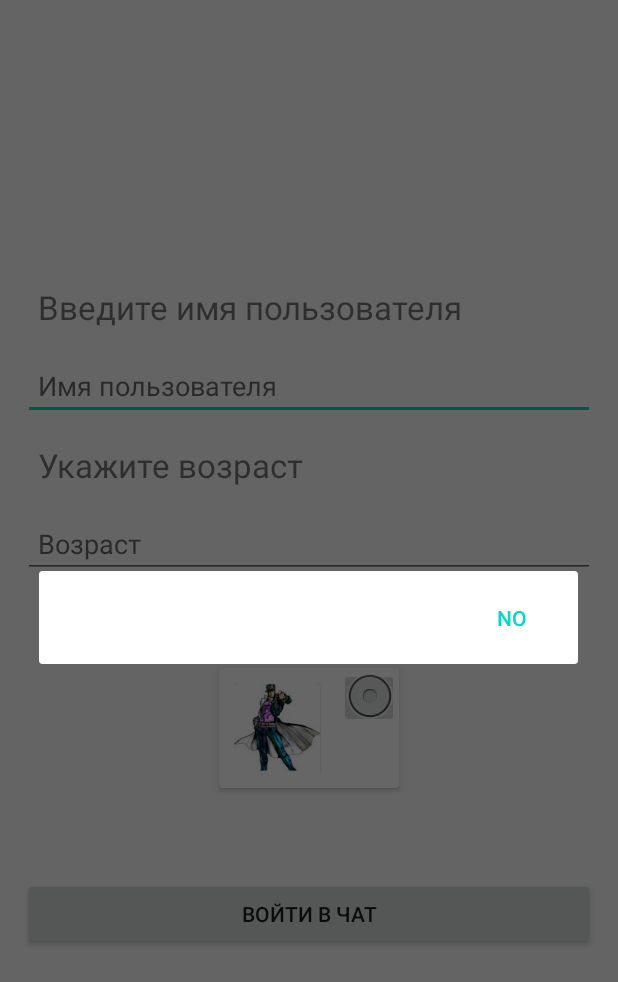
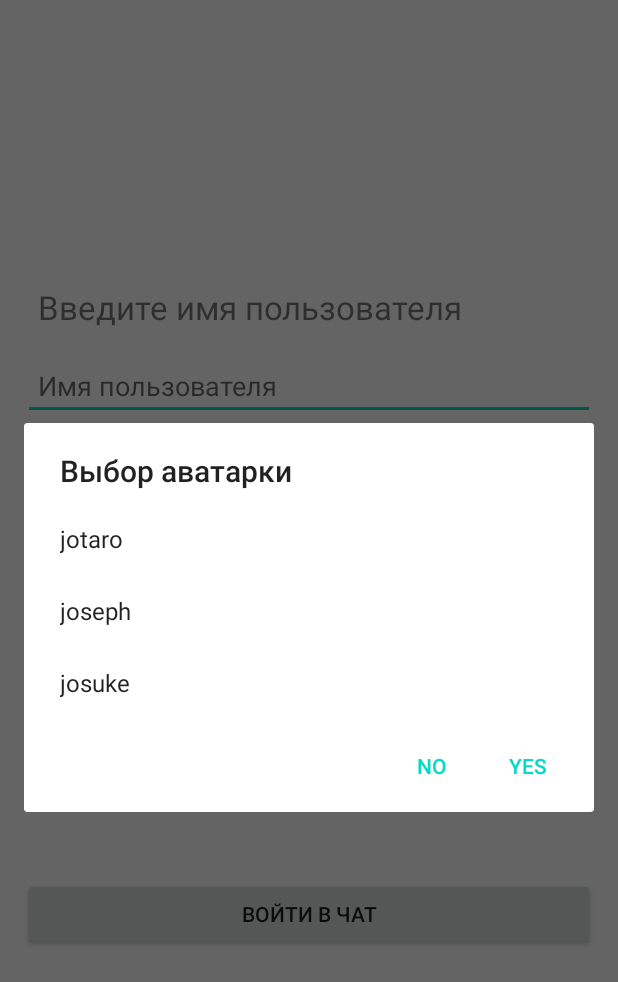
Before and after one commit to vlad20112/Messanger, an Android app: the screen it shows after launch (UserActivity), after a tap on an icon or button, on a phone screen of 412 x 824 dp. Shown: the top 982 px of the screen. Run offline under Robolectric (Android 15) with nearby library versions, the phone set to English and light mode, and no system bars.

```diff
--- a/app/src/main/java/com/example/messenger/MessageAdapter.kt
+++ b/app/src/main/java/com/example/messenger/Adapters/MessageAdapter.kt
@@ -1,9 +1,10 @@
-package com.example.messenger
+package com.example.messenger.Adapters
 
 import android.view.LayoutInflater
 import android.view.ViewGroup
 import androidx.cardview.widget.CardView
 import androidx.recyclerview.widget.RecyclerView
+import com.example.messenger.R
 import kotlinx.android.synthetic.main.message_card.view.*
 
 class MessageAdapter(private val mes_list: MutableList<String>,
--- a/app/src/main/java/com/example/messenger/AvatarFragment.kt
+++ /dev/null
@@ -1,49 +0,0 @@
-package com.example.messenger
-
-import android.app.AlertDialog
-import android.app.Dialog
-import android.content.DialogInterface
-import android.os.Bundle
-import androidx.fragment.app.Fragment
-import androidx.recyclerview.widget.GridLayoutManager
-import androidx.recyclerview.widget.LinearLayoutManager
-import androidx.recyclerview.widget.RecyclerView
-import android.view.LayoutInflater
-import android.view.View
-import android.view.ViewGroup
-import androidx.fragment.app.DialogFragment
-import java.lang.IllegalStateException
-
-/**
- * A fragment representing a list of Items.
- */
-var listIm: MutableList<Int> = mutableListOf(
-    R.drawable.jotaro,
-    R.drawable.josuke,
-    R.drawable.joseph
-)
-class AvatarFragment : DialogFragment() {
-    override fun onCreateView(
-        inflater: LayoutInflater,
-        container: ViewGroup?,
-        savedInstanceState: Bundle?
-    ): View? {
-
-        var root = inflater.inflate(R.layout.fragment_item,container, false)
-
-        return root
-    }
-    override fun onCreateDialog(savedInstanceState: Bundle?): Dialog {
-        return activity?.let {
-            var recyclerView: RecyclerView
-            var viewAdapter: RecyclerView.Adapter<*>
-            var viewManager: RecyclerView.LayoutManager
-
-            viewManager = LinearLayoutManager(it)
-            viewAdapter = AvatarAdapter(listIm)
-            val builder = AlertDialog.Builder(it)
-                .setNegativeButton("No",DialogInterface.OnClickListener { dialogInterface, i ->  })
-            builder.create()
-        } ?: throw IllegalStateException("Ne fartanulo")
-    }
-}
--- /dev/null
+++ b/app/src/main/java/com/example/messenger/Logic/AvatarFragment.kt
@@ -0,0 +1,80 @@
+package com.example.messenger.Logic
+
+import android.app.AlertDialog
+import android.app.Dialog
+import android.content.Context
+import android.content.DialogInterface
+import android.os.Bundle
+import androidx.recyclerview.widget.LinearLayoutManager
+import androidx.recyclerview.widget.RecyclerView
+import android.view.LayoutInflater
+import android.view.View
+import android.view.ViewGroup
+import android.widget.ImageView
+import android.widget.Toast
+import androidx.fragment.app.DialogFragment
+import com.example.messenger.Adapters.AvatarAdapter
+import com.example.messenger.R
+import java.lang.IllegalStateException
+
+/**
+ * A fragment representing a list of Items.
+ */
+var listIm: MutableList<Int> = mutableListOf(
+    R.drawable.jotaro,
+    R.drawable.josuke,
+    R.drawable.joseph
+)
+var seqList: Array<CharSequence> = arrayOf("jotaro","joseph","josuke")
+class AvatarFragment : DialogFragment() {
+    override fun onCreateView(
+        inflater: LayoutInflater,
+        container: ViewGroup?,
+        savedInstanceState: Bundle?
+    ): View? {
+
+        var root = inflater.inflate(R.layout.fragment_item,container, false)
+        var avatar: ImageView = root.findViewById(R.id.img_field)
+
+        return root
+    }
+
+    override fun onCreateDialog(savedInstanceState: Bundle?): Dialog {
+        return activity?.let {
+            var recyclerView: RecyclerView
+            var viewAdapter: RecyclerView.Adapter<*>
+            var viewManager: RecyclerView.LayoutManager
+
+            viewManager = LinearLayoutManager(it)
+            viewAdapter = AvatarAdapter(listIm)
+            val builder = AlertDialog.Builder(it)
+                .setTitle("Выбор аватарки")
+                .setItems(seqList, object : DialogInterface.OnClickListener{
+                    override fun onClick(p0: DialogInterface?, p1: Int) {
+
+                        when(p1)
+                        {
+                            0 -> {
+
+                                Toast.makeText(it,"First message",Toast.LENGTH_LONG).show()
+                            }
+                            1 -> {
+                                Toast.makeText(it,"Second message",Toast.LENGTH_LONG).show()
+                            }
+                            2 -> {
+                                Toast.makeText(it,"Third message",Toast.LENGTH_LONG).show()
+                            }
+                        }
+                    }
+                })
+                .setPositiveButton("Yes", DialogInterface.OnClickListener{ dialogInterface, i ->  })
+                .setNegativeButton("No",DialogInterface.OnClickListener { dialogInterface, i ->  })
+            builder.create()
+        } ?: throw IllegalStateException("Ne fartanulo")
+    }
+
+    override fun onAttach(context: Context) {
+
+        super.onAttach(context)
+    }
+}
--- a/app/src/main/res/layout/activity_main.xml
+++ b/app/src/main/res/layout/activity_main.xml
@@ -4,7 +4,7 @@
     xmlns:tools="http://schemas.android.com/tools"
     android:layout_width="match_parent"
     android:layout_height="match_parent"
-    tools:context=".MainActivity">
+    tools:context=".Logic.MainActivity">
 
     <LinearLayout
         android:layout_width="match_parent"
--- a/app/src/main/res/layout/activity_user.xml
+++ b/app/src/main/res/layout/activity_user.xml
@@ -8,7 +8,7 @@
     android:layout_marginRight="15dp"
     android:orientation="vertical"
     android:gravity="center"
-    tools:context=".UserActivity">
+    tools:context=".Logic.UserActivity">
     <TextView
         android:layout_width="match_parent"
         android:layout_height="wrap_content"
@@ -47,6 +47,8 @@
         android:layout_marginBottom="15dp"/>
     <androidx.cardview.widget.CardView
         android:layout_width="120dp"
+        app:cardBackgroundColor="@color/colorPrimaryDark"
+        app:cardCornerRadius="10dp"
         android:layout_height="wrap_content"
         android:paddingLeft="10dp">
         <ImageView
--- a/app/src/main/res/layout/fragment_item_list.xml
+++ b/app/src/main/res/layout/fragment_item_list.xml
@@ -9,5 +9,5 @@
     android:layout_marginLeft="16dp"
     android:layout_marginRight="16dp"
     app:layoutManager="LinearLayoutManager"
-    tools:context=".AvatarFragment"
+    tools:context=".Logic.AvatarFragment"
     tools:listitem="@layout/fragment_item" />
--- a/app/src/main/res/values/strings.xml
+++ b/app/src/main/res/values/strings.xml
@@ -1,3 +1,7 @@
 <resources>
     <string name="app_name">Messenger</string>
+    <string name="enterFIO">Введите фамилию, имя и отчество ответственного</string>
+    <string name="enterRoom">Выберите номер кабинета</string>
+    <string name="enterCampus">Выберите номер корпуса</string>
+    <string name="HintFIO">Данные ответственного</string>
 </resources>
```
Also changed, not shown: app/src/main/AndroidManifest.xml (+3 -4 lines), app/src/main/java/com/example/messenger/Adapters/AvatarAdapter.kt (added, +27 -0 lines), app/src/main/java/com/example/messenger/AvatarAdapter.kt (deleted, +0 -27 lines), app/src/main/java/com/example/messenger/Logic/AddThingActivityTwo.kt (added, +18 -0 lines), app/src/main/java/com/example/messenger/Logic/MainActivity.kt (renamed from app/src/main/java/com/example/messenger/MainActivity.kt, +14 -8 lines), app/src/main/java/com/example/messenger/Logic/UserActivity.kt (renamed from app/src/main/java/com/example/messenger/UserActivity.kt, +4 -8 lines), app/src/main/res/layout/activity_add_thing_two.xml (added, +93 -0 lines).
